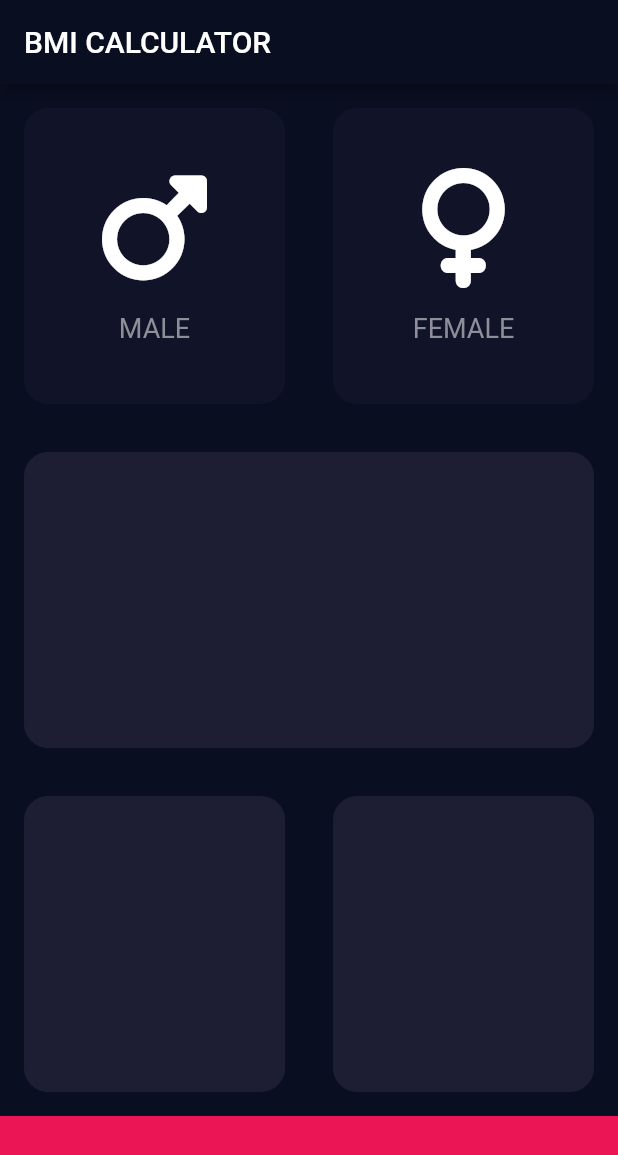
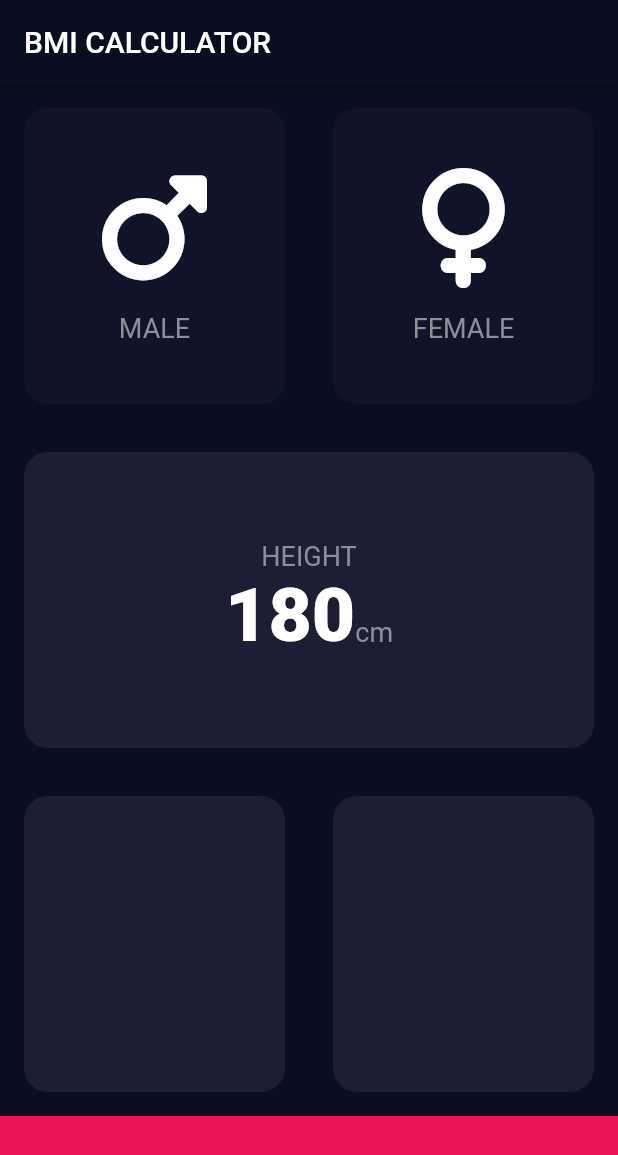
Before and after one commit to FadyFawzyOfficial/bmi-calculator, a Flutter app: the screen it shows after launch, on a phone screen of 412 x 824 dp. Shown: the top 1155 px of the screen. Run offline on Flutter 3.47's test engine with Material 2 defaults, Android fonts, the phone set to English and light mode, and no system bars; our stand-ins replace font_awesome_flutter.

Commit message:
10. Make 2 different (in size) texts on the same baseline

```diff
--- a/lib/constants.dart
+++ b/lib/constants.dart
@@ -14,3 +14,8 @@ const kLabelTextStyle = TextStyle(
   color: Color(0xFF8D8E98),
   fontSize: 18,
 );
+
+const kNumberTextStyle = TextStyle(
+  fontSize: 50,
+  fontWeight: FontWeight.w900,
+);
--- a/lib/input_screen.dart
+++ b/lib/input_screen.dart
@@ -53,7 +53,32 @@ class InputScreenState extends State<InputScreen> {
               ],
             ),
           ),
-          const ReusableCard(),
+          ReusableCard(
+            child: Column(
+              mainAxisAlignment: MainAxisAlignment.center,
+              children: [
+                const Text(
+                  'HEIGHT',
+                  style: kLabelTextStyle,
+                ),
+                Row(
+                  mainAxisAlignment: MainAxisAlignment.center,
+                  crossAxisAlignment: CrossAxisAlignment.baseline,
+                  textBaseline: TextBaseline.alphabetic,
+                  children: const [
+                    Text(
+                      '180',
+                      style: kNumberTextStyle,
+                    ),
+                    Text(
+                      'cm',
+                      style: kLabelTextStyle,
+                    ),
+                  ],
+                ),
+              ],
+            ),
+          ),
           Expanded(
             child: Row(
               children: const [
```
